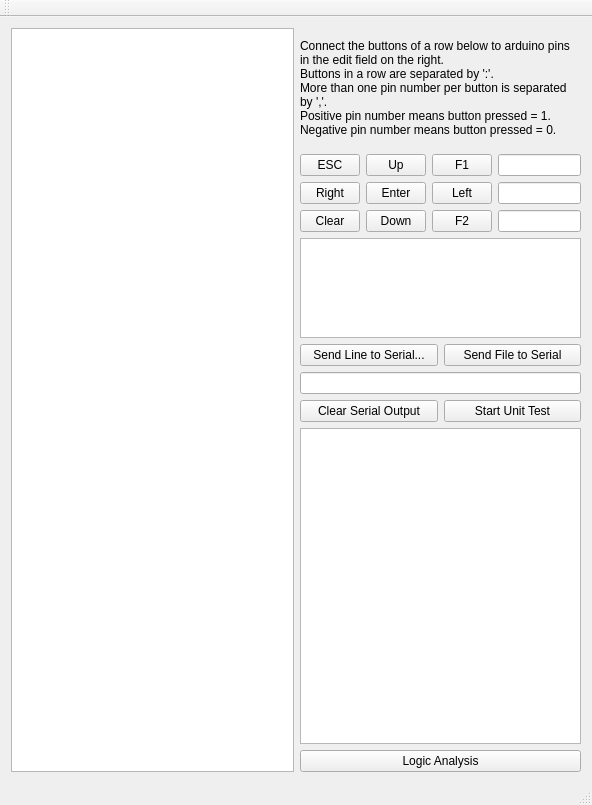
This is Qt/ArduinoUnittest/ArduinoUnittest/mainwindow.ui in Rolloke/GUI-Apps as Qt 5 draws it before an edit. The edited form follows.
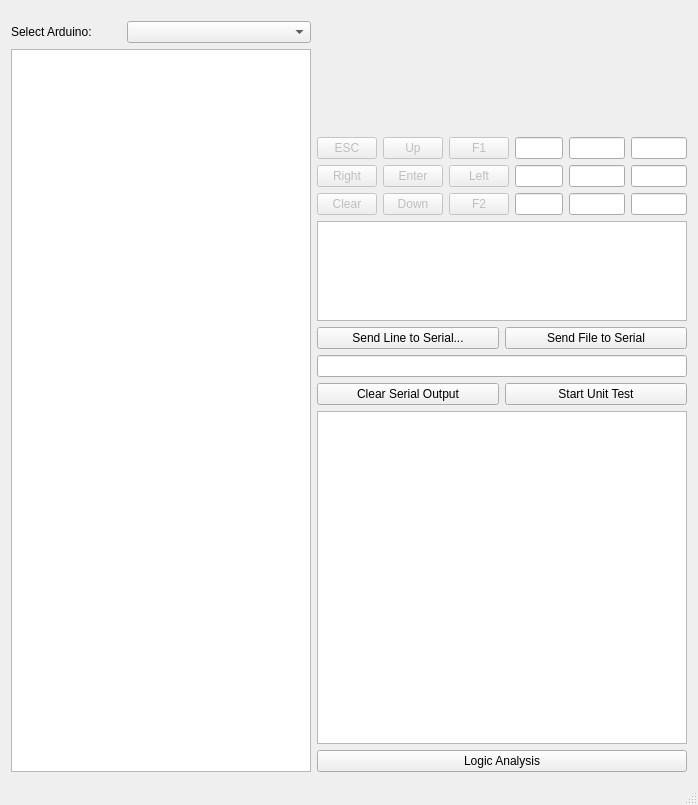
This is the edited form.

Commit message: arduino unittest fixes

The edit to the form file:
```diff
--- a/Qt/ArduinoUnittest/ArduinoUnittest/mainwindow.ui
+++ b/Qt/ArduinoUnittest/ArduinoUnittest/mainwindow.ui
@@ -6,7 +6,7 @@
    <rect>
     <x>0</x>
     <y>0</y>
-    <width>592</width>
+    <width>698</width>
     <height>805</height>
    </rect>
   </property>
@@ -27,29 +27,69 @@
        <enum>QLayout::SetMinimumSize</enum>
       </property>
       <item>
-       <widget class="QTableView" name="tableView">
-        <property name="minimumSize">
-         <size>
-          <width>283</width>
-          <height>0</height>
-         </size>
+       <layout class="QVBoxLayout" name="verticalLayout">
+        <property name="leftMargin">
+         <number>0</number>
         </property>
-        <property name="maximumSize">
-         <size>
-          <width>283</width>
-          <height>16777215</height>
-         </size>
+        <property name="topMargin">
+         <number>10</number>
         </property>
-        <property name="toolTip">
-         <string>Shows Pins of Arduino</string>
-        </property>
-        <property name="cornerButtonEnabled">
-         <bool>true</bool>
-        </property>
-        <attribute name="verticalHeaderVisible">
-         <bool>false</bool>
-        </attribute>
-       </widget>
+        <item>
+         <layout class="QHBoxLayout" name="horizontalLayout_4">
+          <property name="leftMargin">
+           <number>0</number>
+          </property>
+          <property name="topMargin">
+           <number>0</number>
+          </property>
+          <item>
+           <widget class="QLabel" name="labelArduinoName">
+            <property name="maximumSize">
+             <size>
+              <width>110</width>
+              <height>16777215</height>
+             </size>
+            </property>
+            <property name="text">
+             <string>Select Arduino:</string>
+            </property>
+           </widget>
+          </item>
+          <item>
+           <widget class="QComboBox" name="comboArduino">
+            <property name="editable">
+             <bool>false</bool>
+            </property>
+           </widget>
+          </item>
+         </layout>
+        </item>
+        <item>
+         <widget class="QTableView" name="tableView">
+          <property name="minimumSize">
+           <size>
+            <width>300</width>
+            <height>0</height>
+           </size>
+          </property>
+          <property name="maximumSize">
+           <size>
+            <width>283</width>
+            <height>16777215</height>
+           </size>
+          </property>
+          <property name="toolTip">
+           <string>Shows Pins of Arduino</string>
+          </property>
+          <property name="cornerButtonEnabled">
+           <bool>true</bool>
+          </property>
+          <attribute name="verticalHeaderVisible">
+           <bool>false</bool>
+          </attribute>
+         </widget>
+        </item>
+       </layout>
       </item>
       <item>
        <layout class="QVBoxLayout" name="verticalLayout_1">
@@ -64,13 +104,6 @@
             <height>120</height>
            </size>
           </property>
-          <property name="text">
-           <string>Connect the buttons of a row below to arduino pins in the edit field on the right.
-Buttons in a row are separated by ':'.
-More than one pin number per button is separated by ','.
-Positive pin number means button pressed = 1.
-Negative pin number means button pressed = 0.</string>
-          </property>
           <property name="textFormat">
            <enum>Qt::AutoText</enum>
           </property>
@@ -81,37 +114,14 @@
         </item>
         <item>
          <layout class="QGridLayout" name="gridLayout">
-          <item row="2" column="3">
-           <widget class="QLineEdit" name="editClearDownF2">
-            <property name="maximumSize">
-             <size>
-              <width>100</width>
-              <height>16777215</height>
-             </size>
-            </property>
-            <property name="toolTip">
-             <string>Arduino pin numbers for buttons Clear:Down:F2</string>
-            </property>
-           </widget>
-          </item>
-          <item row="1" column="0">
-           <widget class="QPushButton" name="btnRight">
-            <property name="maximumSize">
-             <size>
-              <width>60</width>
-              <height>16777215</height>
-             </size>
-            </property>
-            <property name="toolTip">
-             <string/>
-            </property>
-            <property name="text">
-             <string>Right</string>
-            </property>
-           </widget>
+          <item row="0" column="4">
+           <widget class="QLineEdit" name="EditUp"/>
           </item>
           <item row="0" column="1">
-           <widget class="QPushButton" name="btnUp">
+           <widget class="QPushButton" name="BtnUp">
+            <property name="enabled">
+             <bool>false</bool>
+            </property>
             <property name="maximumSize">
              <size>
               <width>60</width>
@@ -126,6 +136,25 @@
             </property>
            </widget>
           </item>
+          <item row="1" column="0">
+           <widget class="QPushButton" name="BtnRight">
+            <property name="enabled">
+             <bool>false</bool>
+            </property>
+            <property name="maximumSize">
+             <size>
+              <width>60</width>
+              <height>16777215</height>
+             </size>
+            </property>
+            <property name="toolTip">
+             <string/>
+            </property>
+            <property name="text">
+             <string>Right</string>
+            </property>
+           </widget>
+          </item>
           <item row="1" column="3">
            <widget class="QLineEdit" name="editRightEnterLeft">
             <property name="maximumSize">
@@ -135,44 +164,15 @@
              </size>
             </property>
             <property name="toolTip">
-             <string>Arduino pin numbers for buttons Right:Enter:Left</string>
-            </property>
-           </widget>
-          </item>
-          <item row="0" column="0">
-           <widget class="QPushButton" name="btnEscape">
-            <property name="maximumSize">
-             <size>
-              <width>60</width>
-              <height>16777215</height>
-             </size>
-            </property>
-            <property name="toolTip">
              <string/>
-            </property>
-            <property name="text">
-             <string>ESC</string>
-            </property>
-           </widget>
-          </item>
-          <item row="1" column="2">
-           <widget class="QPushButton" name="btnLeft">
-            <property name="maximumSize">
-             <size>
-              <width>60</width>
-              <height>16777215</height>
-             </size>
-            </property>
-            <property name="toolTip">
-             <string/>
-            </property>
-            <property name="text">
-             <string>Left</string>
             </property>
            </widget>
           </item>
           <item row="2" column="0">
-           <widget class="QPushButton" name="btnClear">
+           <widget class="QPushButton" name="BtnClear">
+            <property name="enabled">
+             <bool>false</bool>
+            </property>
             <property name="maximumSize">
              <size>
               <width>60</width>
@@ -187,8 +187,11 @@
             </property>
            </widget>
           </item>
-          <item row="1" column="1">
-           <widget class="QPushButton" name="btnEnter">
+          <item row="0" column="0">
+           <widget class="QPushButton" name="BtnEscape">
+            <property name="enabled">
+             <bool>false</bool>
+            </property>
             <property name="maximumSize">
              <size>
               <width>60</width>
@@ -199,12 +202,15 @@
              <string/>
             </property>
             <property name="text">
-             <string>Enter</string>
+             <string>ESC</string>
             </property>
            </widget>
           </item>
           <item row="2" column="1">
-           <widget class="QPushButton" name="btnDown">
+           <widget class="QPushButton" name="BtnDown">
+            <property name="enabled">
+             <bool>false</bool>
+            </property>
             <property name="maximumSize">
              <size>
               <width>60</width>
@@ -219,21 +225,11 @@
             </property>
            </widget>
           </item>
-          <item row="0" column="3">
-           <widget class="QLineEdit" name="editEscUpF1">
-            <property name="maximumSize">
-             <size>
-              <width>100</width>
-              <height>16777215</height>
-             </size>
-            </property>
-            <property name="toolTip">
-             <string>Arduino pin numbers for buttons ESC:Up:F1.</string>
-            </property>
-           </widget>
-          </item>
           <item row="0" column="2">
-           <widget class="QPushButton" name="btnF1">
+           <widget class="QPushButton" name="BtnF1">
+            <property name="enabled">
+             <bool>false</bool>
+            </property>
             <property name="maximumSize">
              <size>
               <width>60</width>
@@ -248,8 +244,62 @@
             </property>
            </widget>
           </item>
+          <item row="2" column="3">
+           <widget class="QLineEdit" name="EditClear">
+            <property name="maximumSize">
+             <size>
+              <width>100</width>
+              <height>16777215</height>
+             </size>
+            </property>
+            <property name="toolTip">
+             <string/>
+            </property>
+           </widget>
+          </item>
+          <item row="1" column="1">
+           <widget class="QPushButton" name="BtnEnter">
+            <property name="enabled">
+             <bool>false</bool>
+            </property>
+            <property name="maximumSize">
+             <size>
+              <width>60</width>
+              <height>16777215</height>
+             </size>
+            </property>
+            <property name="toolTip">
+             <string/>
+            </property>
+            <property name="text">
+             <string>Enter</string>
+            </property>
+           </widget>
+          </item>
+          <item row="1" column="2">
+           <widget class="QPushButton" name="BtnLeft">
+            <property name="enabled">
+             <bool>false</bool>
+            </property>
+            <property name="maximumSize">
+             <size>
+              <width>60</width>
+              <height>16777215</height>
+             </size>
+            </property>
+            <property name="toolTip">
+             <string/>
+            </property>
+            <property name="text">
+             <string>Left</string>
+            </property>
+           </widget>
+          </item>
           <item row="2" column="2">
-           <widget class="QPushButton" name="btnF2">
+           <widget class="QPushButton" name="BtnF2">
+            <property name="enabled">
+             <bool>false</bool>
+            </property>
             <property name="maximumSize">
              <size>
               <width>60</width>
@@ -264,6 +314,42 @@
             </property>
            </widget>
           </item>
+          <item row="0" column="3">
+           <widget class="QLineEdit" name="EditEsc">
+            <property name="maximumSize">
+             <size>
+              <width>100</width>
+              <height>16777215</height>
+             </size>
+            </property>
+            <property name="toolTip">
+             <string>&lt;html&gt;&lt;head/&gt;&lt;body&gt;
+&lt;p&gt;Connect the buttons of a row below to arduino pins in the edit field on the right:&lt;/p&gt;
+&lt;ul&gt;
+&lt;li&gt;More pin numbers per button are separated by comma: ','.&lt;/li&gt;
+&lt;li&gt;Positive pin number means button pressed = 1.&lt;/li&gt;
+&lt;li&gt;Negative pin number means button pressed = 0.&lt;/li&gt;
+&lt;/ul&gt;
+Enter pin numbers to enable button &lt;b&gt;%1&lt;/b&gt;
+&lt;/body&gt;&lt;/html&gt;</string>
+            </property>
+           </widget>
+          </item>
+          <item row="2" column="4">
+           <widget class="QLineEdit" name="EditDown"/>
+          </item>
+          <item row="1" column="4">
+           <widget class="QLineEdit" name="EditEnter"/>
+          </item>
+          <item row="0" column="5">
+           <widget class="QLineEdit" name="EditF1"/>
+          </item>
+          <item row="1" column="5">
+           <widget class="QLineEdit" name="EditLeft"/>
+          </item>
+          <item row="2" column="5">
+           <widget class="QLineEdit" name="EditF2"/>
+          </item>
          </layout>
         </item>
         <item>
@@ -394,14 +480,6 @@
     </rect>
    </property>
   </widget>
-  <widget class="QToolBar" name="mainToolBar">
-   <attribute name="toolBarArea">
-    <enum>TopToolBarArea</enum>
-   </attribute>
-   <attribute name="toolBarBreak">
-    <bool>false</bool>
-   </attribute>
-  </widget>
   <widget class="QStatusBar" name="statusBar"/>
  </widget>
  <layoutdefault spacing="6" margin="11"/>
```
Left out of the diff: 10 changed lines with no effect on the pictures. The commit also changes 12 other files.
